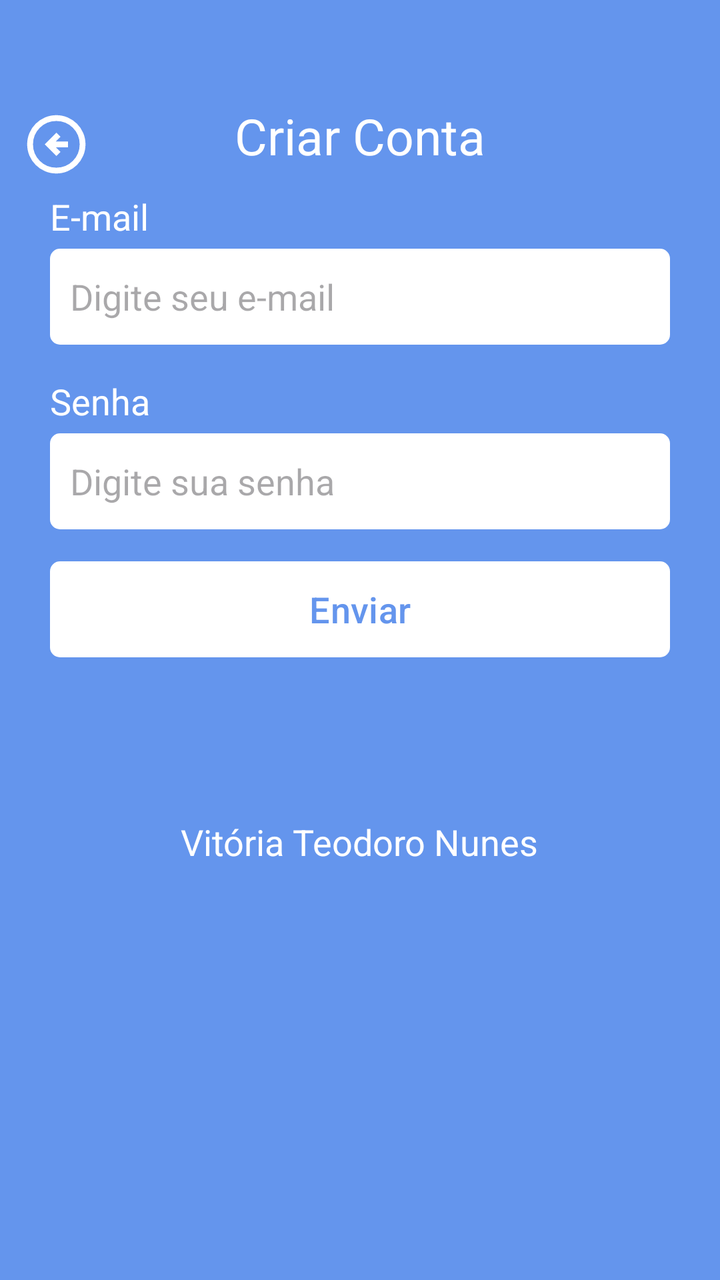
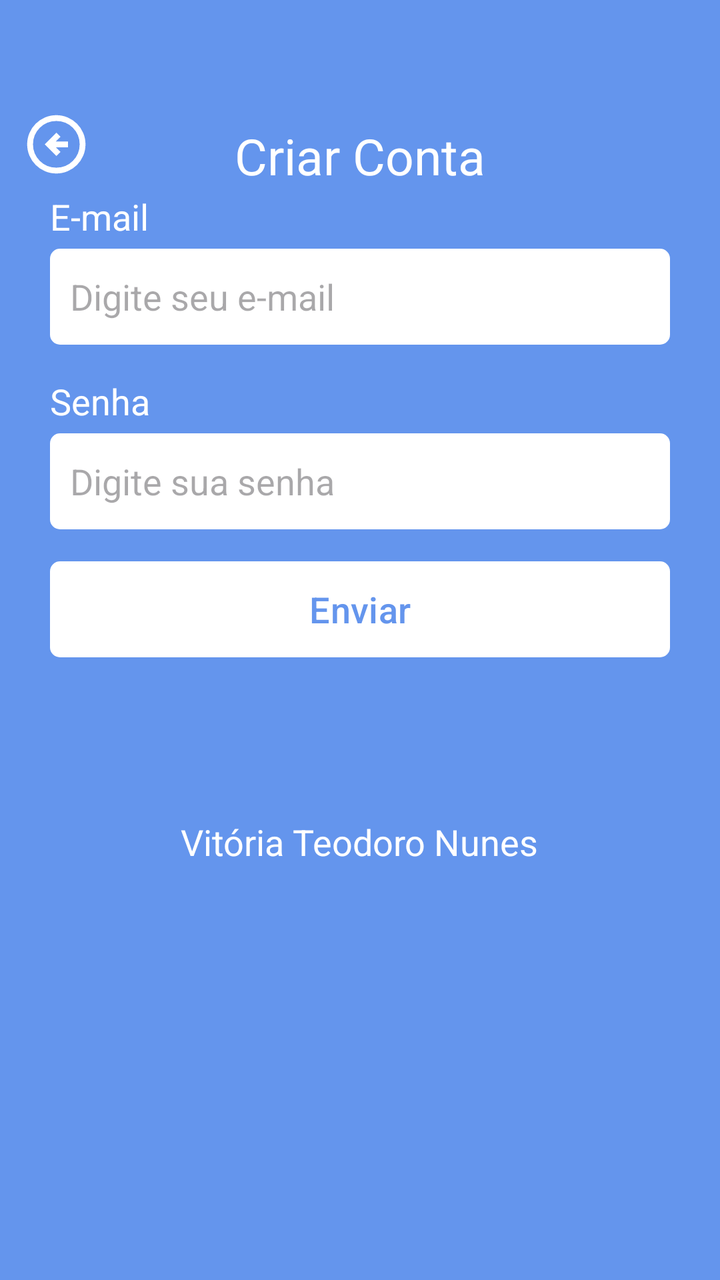

Screens rendered from an Android XML layout before and after an edit, with the pre-edit source and the edit as a unified diff.
<!-- AndroidManifest.xml: application theme Themes.Task -->
<!-- res/layout/fragment_register.xml -->
<?xml version="1.0" encoding="utf-8"?>
<ScrollView xmlns:android="http://schemas.android.com/apk/res/android"
    xmlns:tools="http://schemas.android.com/tools"
    android:layout_width="match_parent"
    android:layout_height="match_parent"
    xmlns:app="http://schemas.android.com/apk/res-auto"
    tools:context=".ui.auth.LoginFragment"
    android:background="@color/color_default"
    android:fillViewport="true">

     <LinearLayout
        android:layout_width="match_parent"
        android:layout_height="wrap_content"
        android:orientation="vertical"
        android:id="@+id/LinearLayout1" >
    <com.google.android.material.appbar.MaterialToolbar
        android:layout_width="match_parent"
        android:layout_height="wrap_content"
        app:navigationIcon="@drawable/ic_back"
        android:paddingTop="40dp">

        <TextView
            android:textSize="25dp"
            android:layout_width="wrap_content"
            android:layout_height="wrap_content"
            android:text="Criar Conta"
            android:textColor="@color/white"
            android:layout_gravity="center_horizontal"/>
    </com.google.android.material.appbar.MaterialToolbar>
        <LinearLayout
            android:id="@+id/LinearLayout2"
            android:layout_width="match_parent"
            android:layout_height="wrap_content"
            app:layout_constraintBottom_toBottomOf="parent"
            app:layout_constraintEnd_toEndOf="parent"
            app:layout_constraintStart_toStartOf="parent"
            app:layout_constraintTop_toTopOf="parent"
            android:orientation="vertical"
            android:layout_marginHorizontal="25dp">
            <TextView
                android:textSize="18dp"
                android:layout_width="wrap_content"
                android:layout_height="wrap_content"
                android:text="E-mail"
                android:textColor="@color/white"/>
            <EditText
                android:layout_width="match_parent"
                android:layout_height="48dp"
                android:hint="Digite seu e-mail"
                android:inputType="textEmailAddress"
                android:padding="10dp"
                android:layout_marginTop="4dp"
                android:background="@drawable/bg_edit_text"/>
            <TextView
                android:textSize="18dp"
                android:layout_width="wrap_content"
                android:layout_height="wrap_content"
                android:text="Senha"
                android:textColor="@color/white"
                android:layout_marginTop="16dp"/>

            <EditText
                android:layout_width="match_parent"
                android:layout_height="48dp"
                android:inputType="textPassword"
                android:hint="Digite sua senha"
                android:padding="10dp"
                android:layout_marginTop="4dp"
                android:background="@drawable/bg_edit_text"/>

            <com.google.android.material.button.MaterialButton
                android:layout_width="match_parent"
                android:layout_height="wrap_content"
                android:text="Enviar"
                android:textSize="18dp"
                android:textColor="@color/color_default"
                app:backgroundTint="@null"
                android:background="@drawable/bg_btn"
                android:layout_marginTop="16dp"/>

            <LinearLayout
                android:layout_width="match_parent"
                android:layout_height="wrap_content"
                android:orientation="horizontal"
                android:layout_marginTop="4dp">

            </LinearLayout>

            <ProgressBar
                android:id="@+id/progressBar"
                android:layout_marginTop="8dp"
                android:visibility="invisible"
                tools:visibility="visible"
                android:layout_width="wrap_content"
                android:layout_height="wrap_content"
                android:indeterminateTint="@color/white"
                android:layout_gravity="center"/>

        </LinearLayout>
         <TextView
             android:layout_width="wrap_content"
             android:layout_height="wrap_content"
             android:text="Vitória Teodoro Nunes"
             android:textSize="18dp"
             android:layout_marginTop="20dp"
             android:layout_gravity="center"
             android:textColor="@color/white"/>
    </LinearLayout>
</ScrollView>
<!-- resources referenced by this layout -->
<resources>
  <color name="color_default">#6495ED</color>
  <color name="white">#FFFFFFFF</color>
  <!-- drawable bg_btn (drawable) -->
  <?xml version="1.0" encoding="utf-8"?>
  <shape xmlns:android="http://schemas.android.com/apk/res/android"
      android:shape="rectangle">
      <solid android:color="@color/white"/>
      <corners android:radius ="5dp"/>
  </shape>
  <!-- drawable bg_edit_text (drawable) -->
  <?xml version="1.0" encoding="utf-8"?>
  <shape xmlns:android="http://schemas.android.com/apk/res/android"
      android:shape="rectangle">
      <solid android:color="@color/white"/>
      <corners android:radius ="5dp"/>
  </shape>
  <!-- drawable ic_back (drawable) -->
  <vector xmlns:android="http://schemas.android.com/apk/res/android" android:autoMirrored="true" android:height="35dp" android:tint="#FFFFFF" android:viewportHeight="960" android:viewportWidth="960" android:width="35dp">
        
      <path android:fillColor="@android:color/white" android:pathData="M480,640L536,584L472,520L640,520L640,440L472,440L536,376L480,320L320,480L480,640ZM480,880Q397,880 324,848.5Q251,817 197,763Q143,709 111.5,636Q80,563 80,480Q80,397 111.5,324Q143,251 197,197Q251,143 324,111.5Q397,80 480,80Q563,80 636,111.5Q709,143 763,197Q817,251 848.5,324Q880,397 880,480Q880,563 848.5,636Q817,709 763,763Q709,817 636,848.5Q563,880 480,880ZM480,800Q614,800 707,707Q800,614 800,480Q800,346 707,253Q614,160 480,160Q346,160 253,253Q160,346 160,480Q160,614 253,707Q346,800 480,800ZM480,480Q480,480 480,480Q480,480 480,480Q480,480 480,480Q480,480 480,480Q480,480 480,480Q480,480 480,480Q480,480 480,480Q480,480 480,480Z"/>
      
  </vector>
  <style name="Themes.Task" parent="Base.Theme.Task" />
  <style name="Base.Theme.Task" parent="Theme.Material3.DayNight.NoActionBar">
          <item name="colorPrimary">@color/color_default</item>
          <item name="android:windowBackground">@color/color_default</item>
      </style>
</resources>

<!-- the commit's change to res/layout/fragment_register.xml (unified diff, before → after) -->
@@ -16,6 +16,7 @@
     <com.google.android.material.appbar.MaterialToolbar
         android:layout_width="match_parent"
         android:layout_height="wrap_content"
+        android:id="@+id/toolbar"
         app:navigationIcon="@drawable/ic_back"
         android:paddingTop="40dp">
 
@@ -24,6 +25,7 @@
             android:layout_width="wrap_content"
             android:layout_height="wrap_content"
             android:text="Criar Conta"
+            android:paddingTop="20dp"
             android:textColor="@color/white"
             android:layout_gravity="center_horizontal"/>
     </com.google.android.material.appbar.MaterialToolbar>
@@ -47,6 +49,7 @@
                 android:layout_width="match_parent"
                 android:layout_height="48dp"
                 android:hint="Digite seu e-mail"
+                android:id="@+id/editTextEmail"
                 android:inputType="textEmailAddress"
                 android:padding="10dp"
                 android:layout_marginTop="4dp"
@@ -62,6 +65,7 @@
             <EditText
                 android:layout_width="match_parent"
                 android:layout_height="48dp"
+                android:id="@+id/editTextPassword"
                 android:inputType="textPassword"
                 android:hint="Digite sua senha"
                 android:padding="10dp"
@@ -71,6 +75,7 @@
             <com.google.android.material.button.MaterialButton
                 android:layout_width="match_parent"
                 android:layout_height="wrap_content"
+                android:id="@+id/buttonRegister"
                 android:text="Enviar"
                 android:textSize="18dp"
                 android:textColor="@color/color_default"
